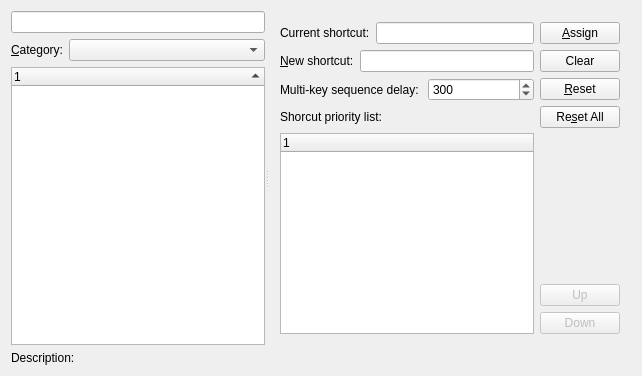
ipatch/FreeCAD, file src/Gui/DlgKeyboard.ui: the form before one commit.
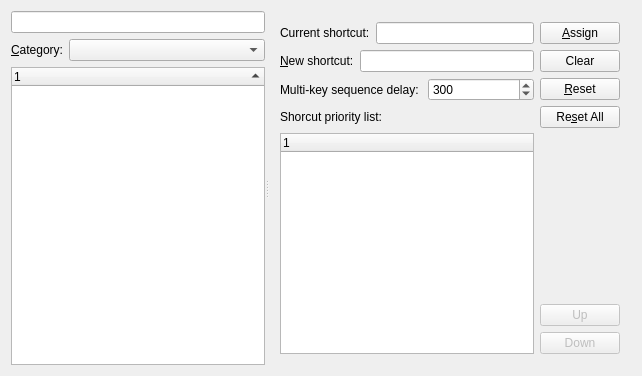
The form after the commit. Custom widgets are drawn as their Qt base class.

Commit message:
Gui: remove description label in Customize -> Keyboard
Bacause long command description may cause undesired UI layout change

The edit to the form file:
```diff
--- a/src/Gui/DlgKeyboard.ui
+++ b/src/Gui/DlgKeyboard.ui
@@ -313,32 +313,6 @@
      <property name="sizeConstraint">
       <enum>QLayout::SetDefaultConstraint</enum>
      </property>
-     <item>
-      <widget class="QLabel" name="texLabel">
-       <property name="sizePolicy">
-        <sizepolicy hsizetype="Fixed" vsizetype="Fixed">
-         <horstretch>0</horstretch>
-         <verstretch>0</verstretch>
-        </sizepolicy>
-       </property>
-       <property name="text">
-        <string>Description:</string>
-       </property>
-      </widget>
-     </item>
-     <item>
-      <widget class="QLabel" name="textLabelDescription">
-       <property name="sizePolicy">
-        <sizepolicy hsizetype="Preferred" vsizetype="Fixed">
-         <horstretch>0</horstretch>
-         <verstretch>0</verstretch>
-        </sizepolicy>
-       </property>
-       <property name="text">
-        <string/>
-       </property>
-      </widget>
-     </item>
     </layout>
    </item>
   </layout>
```
The commit also changes 1 other file.
